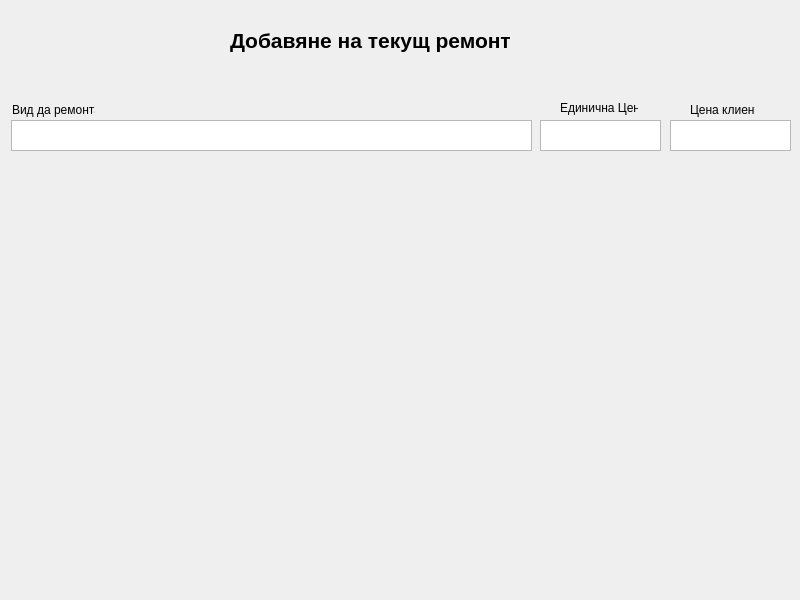
This is newrepair.ui in JohnnyBrawo/CarServ as Qt 5 draws it before an edit. The edited form follows.
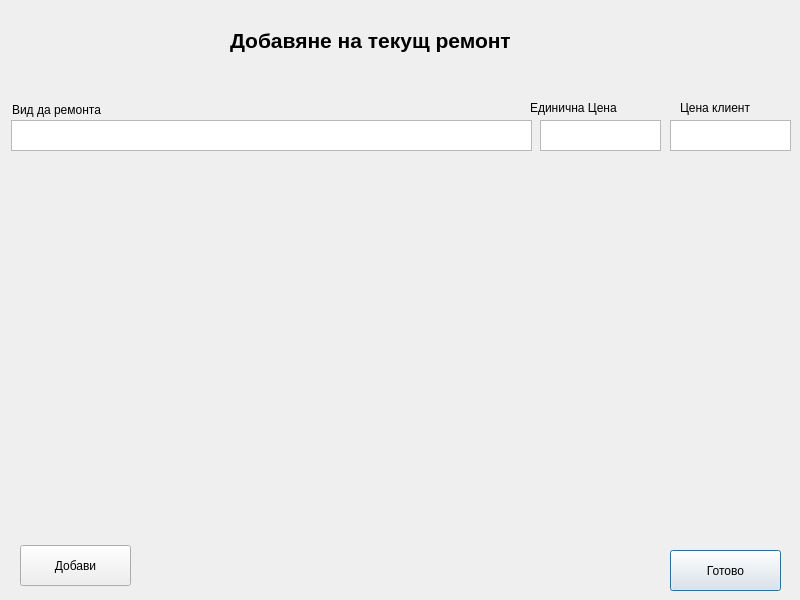
This is the edited form.

What changed in the file:
```diff
--- a/newrepair.ui
+++ b/newrepair.ui
@@ -48,7 +48,7 @@
     <rect>
      <x>12</x>
      <y>102</y>
-     <width>83</width>
+     <width>111</width>
      <height>16</height>
     </rect>
    </property>
@@ -59,9 +59,9 @@
   <widget class="QLabel" name="label_3">
    <property name="geometry">
     <rect>
-     <x>560</x>
+     <x>530</x>
      <y>100</y>
-     <width>78</width>
+     <width>101</width>
      <height>16</height>
     </rect>
    </property>
@@ -72,9 +72,9 @@
   <widget class="QLabel" name="label_4">
    <property name="geometry">
     <rect>
-     <x>690</x>
-     <y>102</y>
-     <width>65</width>
+     <x>680</x>
+     <y>100</y>
+     <width>91</width>
      <height>16</height>
     </rect>
    </property>
@@ -102,6 +102,32 @@
     </rect>
    </property>
   </widget>
+  <widget class="QPushButton" name="Button_RepairDone">
+   <property name="geometry">
+    <rect>
+     <x>670</x>
+     <y>550</y>
+     <width>111</width>
+     <height>41</height>
+    </rect>
+   </property>
+   <property name="text">
+    <string>Готово</string>
+   </property>
+  </widget>
+  <widget class="QPushButton" name="Button_NewRepair">
+   <property name="geometry">
+    <rect>
+     <x>20</x>
+     <y>545</y>
+     <width>111</width>
+     <height>41</height>
+    </rect>
+   </property>
+   <property name="text">
+    <string>Добави</string>
+   </property>
+  </widget>
  </widget>
  <resources/>
  <connections/>
```
Left out of the diff: 14 changed lines with no effect on the pictures.
